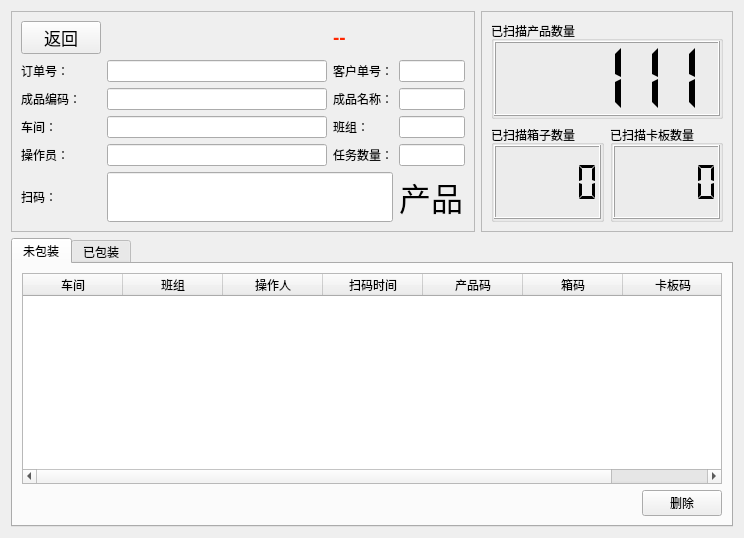
Old version of the form ui/scan_frame.ui in the repository izerui/scanrun.
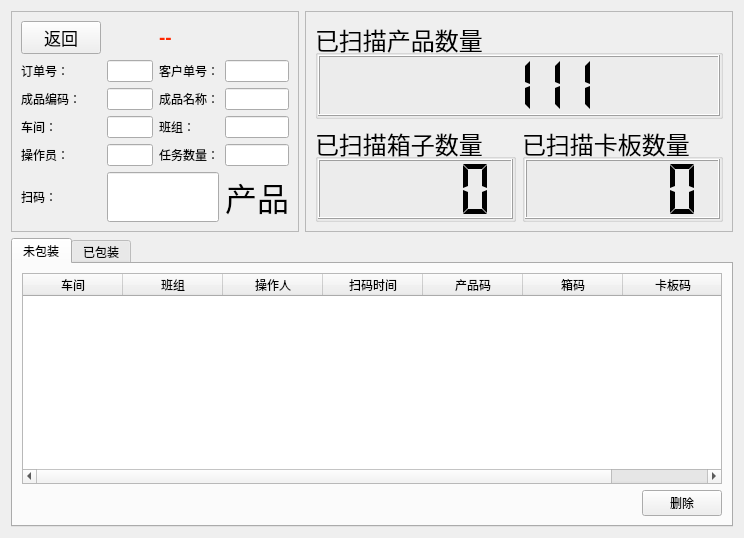
New version of the form. Icons and pictures are not drawn.

The edit to the form file:
```diff
--- a/ui/scan_frame.ui
+++ b/ui/scan_frame.ui
@@ -552,6 +552,11 @@
      <layout class="QGridLayout" name="gridLayout_5">
       <item row="1" column="2">
        <widget class="QGroupBox" name="groupBox_2">
+        <property name="font">
+         <font>
+          <pointsize>18</pointsize>
+         </font>
+        </property>
         <property name="styleSheet">
          <string notr="true">backgrond-color: rgb(170, 121, 66)</string>
         </property>
@@ -601,6 +606,11 @@
       </item>
       <item row="1" column="1">
        <widget class="QGroupBox" name="groupBox_3">
+        <property name="font">
+         <font>
+          <pointsize>18</pointsize>
+         </font>
+        </property>
         <property name="title">
          <string>已扫描箱子数量</string>
         </property>
@@ -650,6 +660,11 @@
       </item>
       <item row="0" column="1" colspan="2">
        <widget class="QGroupBox" name="groupBox">
+        <property name="font">
+         <font>
+          <pointsize>18</pointsize>
+         </font>
+        </property>
         <property name="styleSheet">
          <string notr="true"/>
         </property>
```
Left out of the diff: 17 changed lines with no effect on the pictures.
